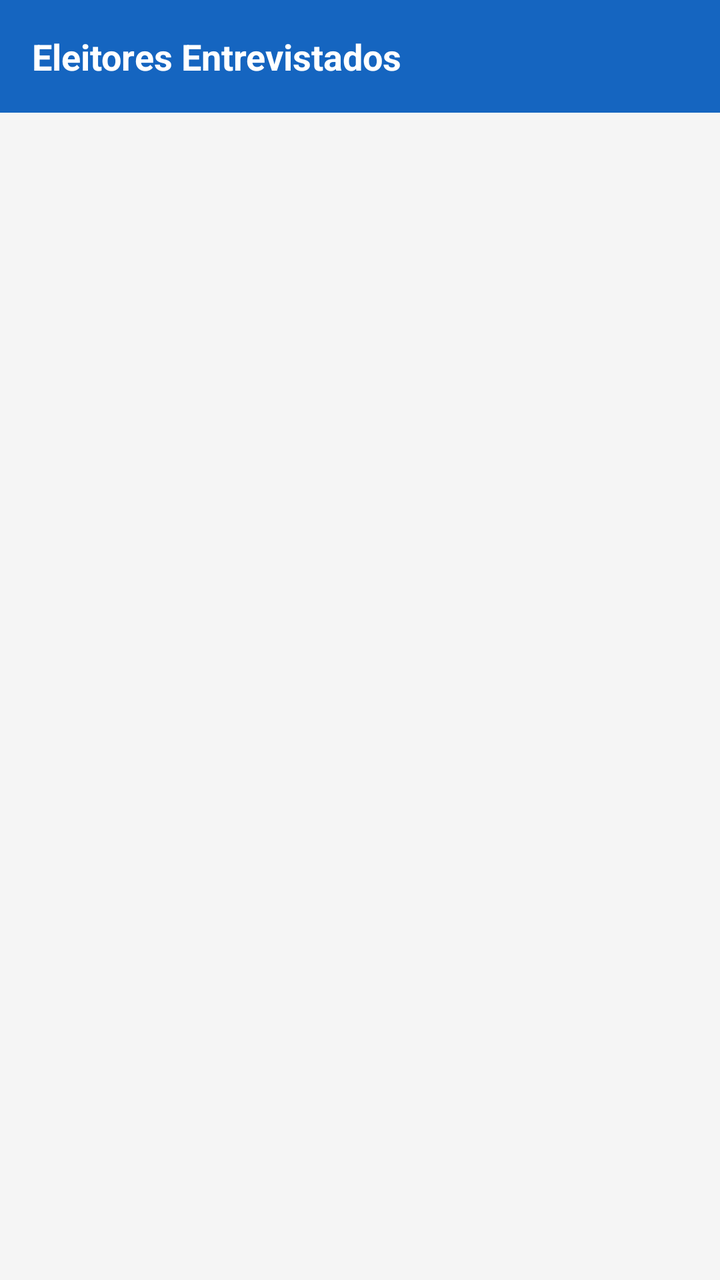
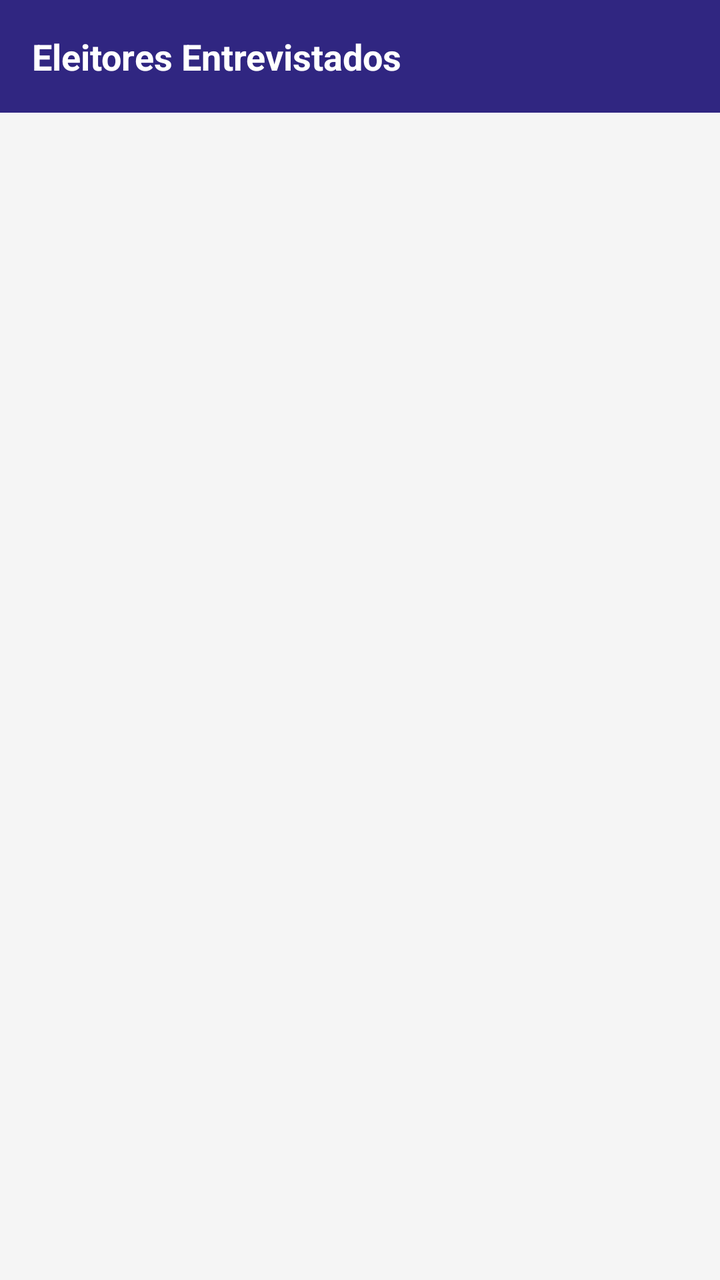

Compare the two renders of this Android layout. The source of the first and the diff that turns it into the second are given below.
<!-- AndroidManifest.xml: application theme Theme.Pesquisaeleitoral -->
<!-- res/layout/activity_eleitores.xml -->
<?xml version="1.0" encoding="utf-8"?>
<LinearLayout xmlns:android="http://schemas.android.com/apk/res/android"
    android:id="@+id/main"
    android:layout_width="match_parent"
    android:layout_height="match_parent"
    android:orientation="vertical"
    android:background="#F5F5F5">

    
    <TextView
        android:layout_width="match_parent"
        android:layout_height="wrap_content"
        android:text="Eleitores Entrevistados"
        android:textSize="18sp"
        android:textStyle="bold"
        android:padding="16dp"
        android:background="#1565C0"
        android:textColor="#FFFFFF" />

    
    <ScrollView
        android:layout_width="match_parent"
        android:layout_height="match_parent">

        <LinearLayout
            android:id="@+id/containerEleitores"
            android:layout_width="match_parent"
            android:layout_height="wrap_content"
            android:orientation="vertical"
            android:padding="16dp" />

    </ScrollView>

</LinearLayout>
<!-- resources referenced by this layout -->
<resources>
  <style name="Theme.Pesquisaeleitoral" parent="Base.Theme.Pesquisaeleitoral" />
  <style name="Base.Theme.Pesquisaeleitoral" parent="Theme.Material3.DayNight.NoActionBar">
          
          
      </style>
</resources>

<!-- the commit's change to res/layout/activity_eleitores.xml (unified diff, before → after) -->
@@ -6,7 +6,6 @@
     android:orientation="vertical"
     android:background="#F5F5F5">
 
-    
     <TextView
         android:layout_width="match_parent"
         android:layout_height="wrap_content"
@@ -14,10 +13,9 @@
         android:textSize="18sp"
         android:textStyle="bold"
         android:padding="16dp"
-        android:background="#1565C0"
-        android:textColor="#FFFFFF" />
+        android:background="#302681"
+        android:textColor="@color/white" />
 
-    
     <ScrollView
         android:layout_width="match_parent"
         android:layout_height="match_parent">
<!-- resource entries referenced after the edit -->
@@ -1,5 +1,6 @@
 <!-- resources referenced by this layout -->
 <resources>
+  <color name="white">#FFFFFFFF</color>
   <style name="Theme.Pesquisaeleitoral" parent="Base.Theme.Pesquisaeleitoral" />
   <style name="Base.Theme.Pesquisaeleitoral" parent="Theme.Material3.DayNight.NoActionBar">
           
